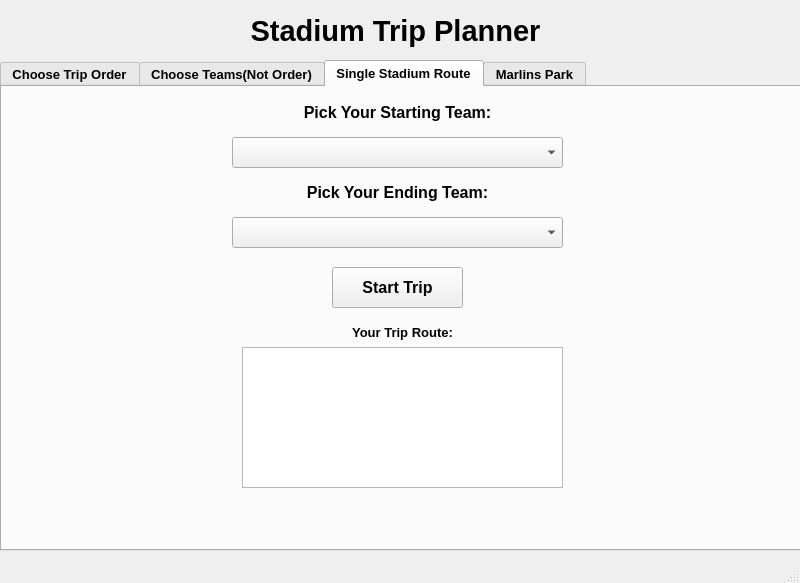
joeyCampbelll/CS1D-Project-2, file StadiumTourProject/mainwindow.ui: the form before one commit.
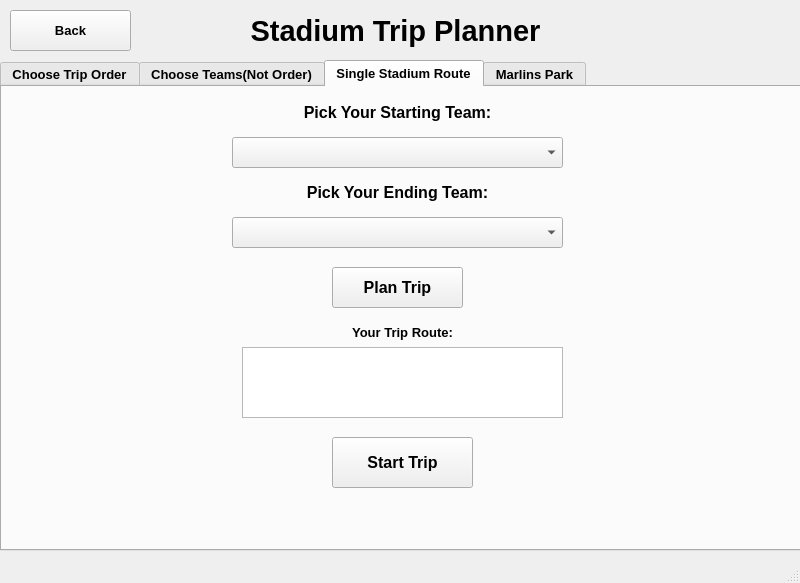
The form after the commit. The open tabs and pages were chosen to show the change.

```diff
--- a/StadiumTourProject/mainwindow.ui
+++ b/StadiumTourProject/mainwindow.ui
@@ -1921,7 +1921,7 @@
          </font>
         </property>
         <property name="text">
-         <string>Start Trip</string>
+         <string>Plan Trip</string>
         </property>
        </widget>
        <widget class="QTextBrowser" name="textBrowser_SSR">
@@ -1930,7 +1930,7 @@
           <x>240</x>
           <y>260</y>
           <width>321</width>
-          <height>141</height>
+          <height>71</height>
          </rect>
         </property>
         <property name="font">
@@ -1967,6 +1967,26 @@
          <set>Qt::AlignCenter</set>
         </property>
        </widget>
+       <widget class="QPushButton" name="pushButton_SSRstartTrip">
+        <property name="geometry">
+         <rect>
+          <x>330</x>
+          <y>350</y>
+          <width>141</width>
+          <height>51</height>
+         </rect>
+        </property>
+        <property name="font">
+         <font>
+          <pointsize>12</pointsize>
+          <weight>75</weight>
+          <bold>true</bold>
+         </font>
+        </property>
+        <property name="text">
+         <string>Start Trip</string>
+        </property>
+       </widget>
       </widget>
       <widget class="QWidget" name="tab">
        <attribute name="title">
@@ -2026,6 +2046,26 @@
        </widget>
       </widget>
      </widget>
+     <widget class="QPushButton" name="backButton_tripPlanner">
+      <property name="geometry">
+       <rect>
+        <x>10</x>
+        <y>10</y>
+        <width>121</width>
+        <height>41</height>
+       </rect>
+      </property>
+      <property name="font">
+       <font>
+        <pointsize>10</pointsize>
+        <weight>75</weight>
+        <bold>true</bold>
+       </font>
+      </property>
+      <property name="text">
+       <string>Back</string>
+      </property>
+     </widget>
     </widget>
    </widget>
   </widget>
```
Left out of the diff: 18 changed lines with no effect on the pictures.
